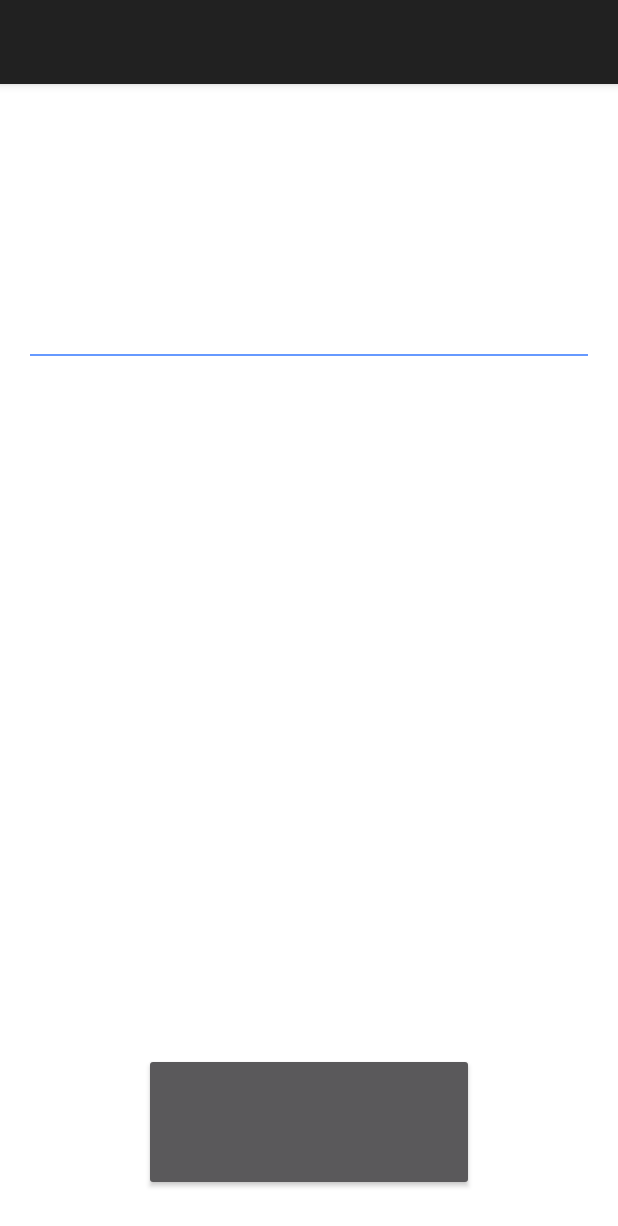
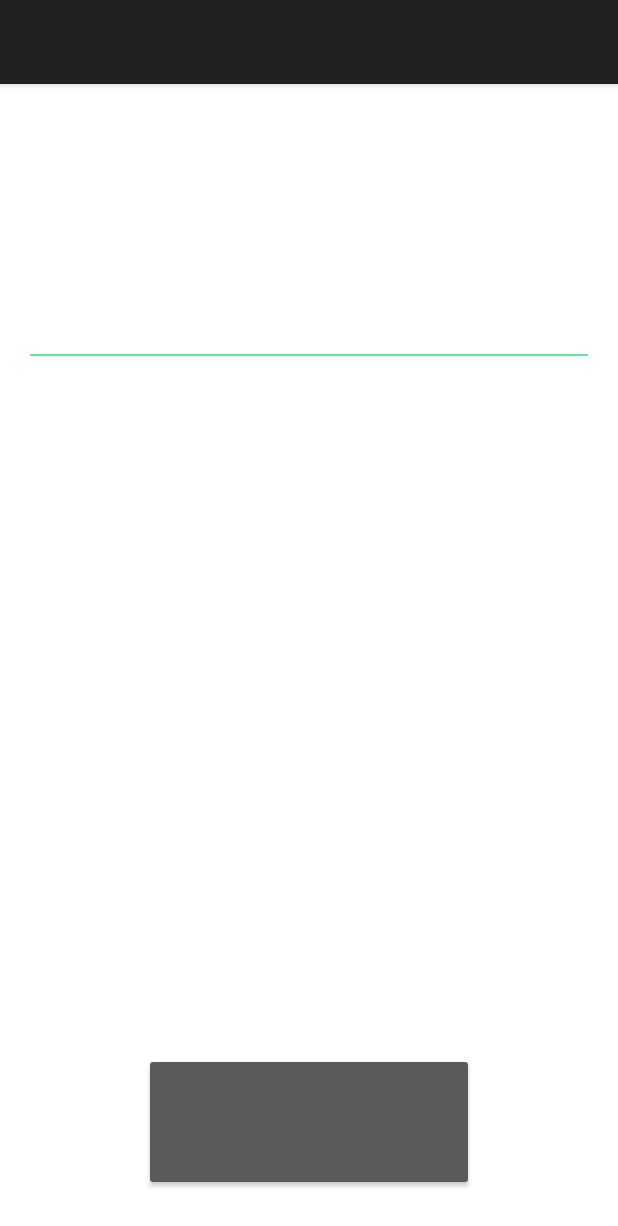
Before and after one commit to collisionbrain/Escuadron, an Android app: the fragment CronicSuffering shown on its own in the app's theme, on a phone screen of 412 x 824 dp. Shown: the top 1226 px of the screen. Run offline under Robolectric (Android 15) with nearby library versions, the phone set to English and light mode, and no system bars; libraries missing offline, so code that uses them is left out: com.jaredrummler.materialspinner, com.unstoppable.submitbuttonview; plain views replace MaterialSpinner, SubmitButton; 5 statements that could not run were skipped.

Commit message:
UI changes

```diff
--- a/Registro/app/src/main/java/com/libre/registro/ui/MainActivity.java
+++ b/Registro/app/src/main/java/com/libre/registro/ui/MainActivity.java
@@ -85,6 +85,7 @@ public class MainActivity extends FragmentActivity {
         dialogPrivacy.setContentView(R.layout.dialog_privacy);
         dialogError.setContentView(R.layout.dialog_error);
         SubmitButton closeError= dialogError.findViewById(R.id.dialogButtonOK);
+
         closeError.setOnClickListener(new View.OnClickListener() {
             @Override
             public void onClick(View v) {
--- a/Registro/app/src/main/java/com/libre/registro/ui/fragments/CronicSuffering.java
+++ b/Registro/app/src/main/java/com/libre/registro/ui/fragments/CronicSuffering.java
@@ -40,10 +40,11 @@ public class CronicSuffering extends Fragment implements  View.OnClickListener {
         setRetainInstance(true);
         context = getContext();
         this.view = inflater.inflate(R.layout.pcronic_data_fragment, container, false);
-        btnSiguienteCronic = (SubmitButton) this.view.findViewById(R.id.btnSiguienteCronic);
-        edtOtro= (EditText) this.view.findViewById(R.id.edtOtro);
+        btnSiguienteCronic =this.view.findViewById(R.id.btnSiguienteCronic);
+        edtOtro=this.view.findViewById(R.id.edtOtro);
         resources = getResources();
         MaterialSpinner spinner = (MaterialSpinner) this.view.findViewById(R.id.spinner);
+
         spinner.setItems("Seleciona tu padecimiento","Diabetes", "Asma", "Estres", "Neuropatias", "Artritis","Otro");
         spinner.setOnItemSelectedListener(new MaterialSpinner.OnItemSelectedListener<String>() {
 
--- a/Registro/app/src/main/java/com/libre/registro/ui/pojos/Member.java
+++ b/Registro/app/src/main/java/com/libre/registro/ui/pojos/Member.java
@@ -12,6 +12,7 @@ public class Member implements Serializable {
     public String mail;
     public String phone;
     public boolean whats;
+    public int gender;
     public Date birthday ;
     public int weigth ;
     public boolean suffering;
--- a/Registro/app/src/main/res/layout/pcronic_data_fragment.xml
+++ b/Registro/app/src/main/res/layout/pcronic_data_fragment.xml
@@ -37,13 +37,14 @@
             <com.jaredrummler.materialspinner.MaterialSpinner
                 android:id="@+id/spinner"
                 android:layout_width="match_parent"
-                android:layout_height="wrap_content"/>
+                android:layout_height="wrap_content"
+                android:textColor="@color/gray"/>
             <View
                 android:layout_below="@+id/spinner"
                 android:layout_width="match_parent"
                 android:layout_height="1dp"
                 android:layout_marginTop="-5dp"
-                android:background="@color/blueButtonsText"/>
+                android:background="@color/green_toolbar"/>
 
         </RelativeLayout>
 
@@ -63,6 +64,7 @@
                 android:visibility="gone"
                 android:hint="@string/strDescribe"
                 android:inputType="text|textMultiLine"
+                android:textColor="@color/gray"
                 android:background="@drawable/editext_line"
                  />
 
--- a/Registro/app/src/main/res/layout/personal_data_fragment.xml
+++ b/Registro/app/src/main/res/layout/personal_data_fragment.xml
@@ -102,7 +102,7 @@
                 android:layout_width="0dp"
                 android:layout_height="wrap_content"
                 android:layout_weight="10"
-                android:shadowColor="@color/green_toolbar"/>
+                android:background="@color/green_toolbar"/>
             <TextView
                 android:layout_width="0dp"
                 android:layout_height="wrap_content"
--- a/Registro/app/src/main/res/values/colors.xml
+++ b/Registro/app/src/main/res/values/colors.xml
@@ -13,7 +13,7 @@
     <color name="blueButtonsText">#6699FF</color>
     <color name="blueButtonsTransparent">#806699FF</color>
     <color name="red">#FF3333</color>
-    <color name="gray">#CCCCCC</color>
+    <color name="gray">#9c9b9b</color>
     <color name="border_activity_blue">#9999FF</color>
     <color name="dialog_background"> #CCFFFF</color>
     <color name="border_blue_button_white">#03A9F4</color>
```
Also changed, not shown: Registro/app/src/main/java/com/libre/registro/ui/fragments/HealtDataRegister.java (+22 -4 lines), Registro/app/src/main/java/com/libre/registro/ui/fragments/PersonalDataRegister.java (+12 -8 lines), Registro/app/src/main/res/layout/dialog_error.xml (+3 -4 lines), Registro/app/src/main/res/layout/healt_data_fragment.xml (+22 -1 lines).
